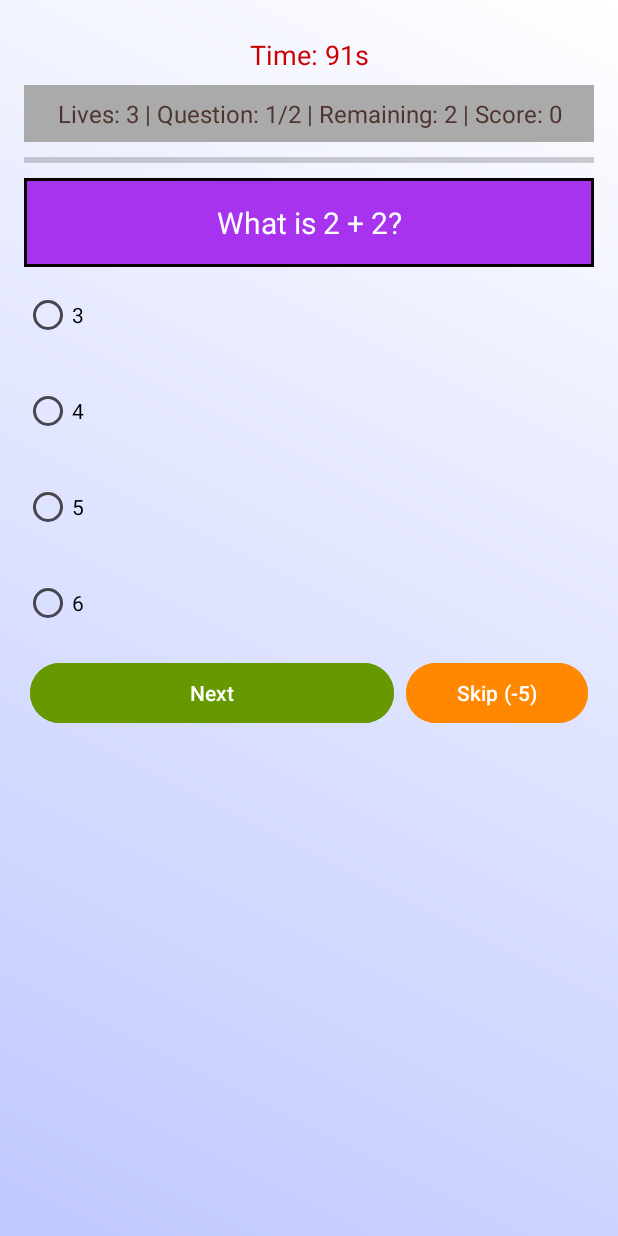
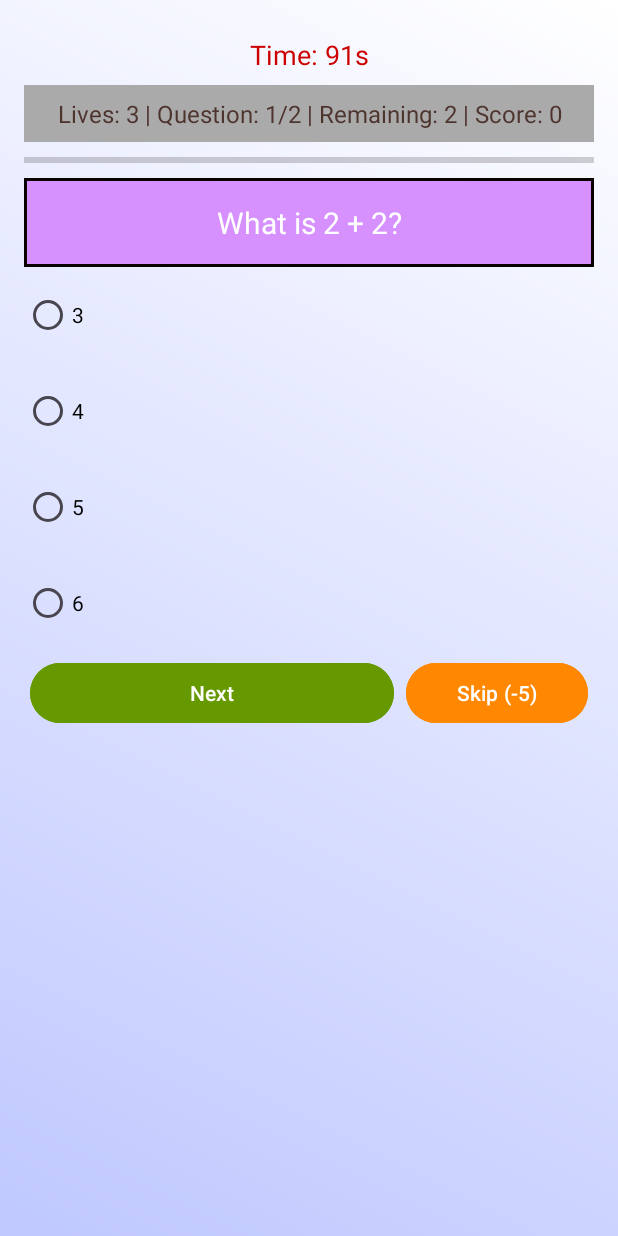
Before and after one commit to k-aghakhani/IQ-Quest, an Android app: the screen it shows after launch (MainActivity), on a phone screen of 412 x 824 dp. Run offline under Robolectric (Android 15) with nearby library versions, the phone set to English and light mode, and no system bars; our stand-ins replace Volley; network calls fail.

Commit message:
change color

```diff
--- a/app/src/main/res/drawable/question_background.xml
+++ b/app/src/main/res/drawable/question_background.xml
@@ -1,6 +1,6 @@
 <?xml version="1.0" encoding="utf-8"?>
 <shape xmlns:android="http://schemas.android.com/apk/res/android">
-    <solid android:color="#A833EF" />
+    <solid android:color="#D691FF" />
     <corner android:radius="16dp" />
     <stroke android:width="2dp" android:color="#090000" />
 </shape>
```
